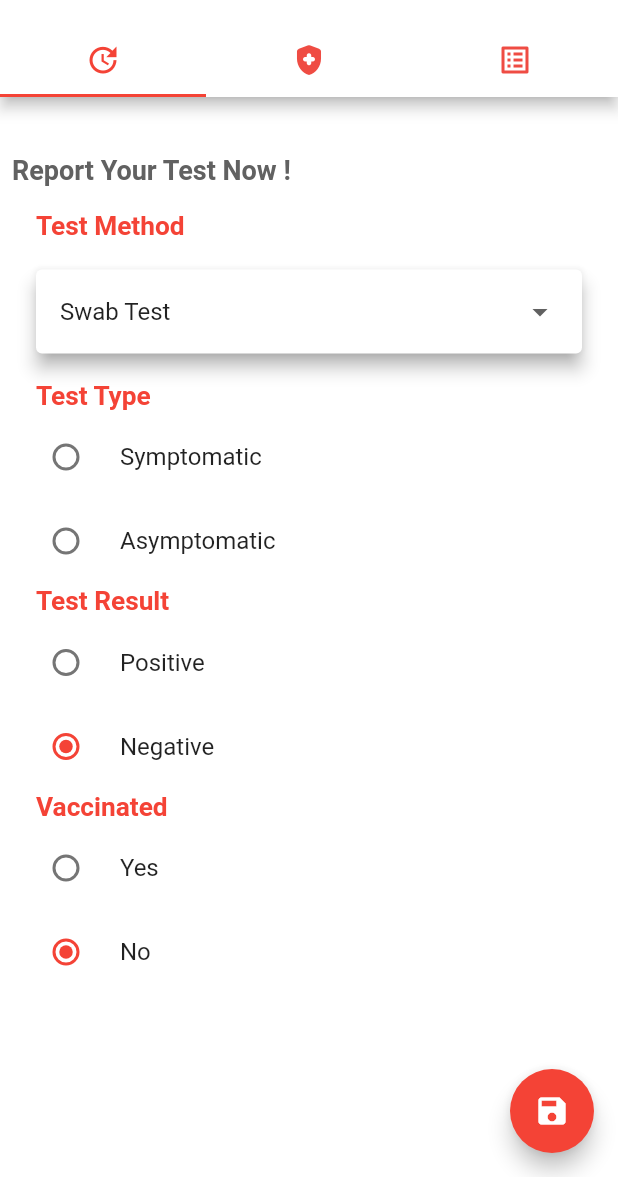
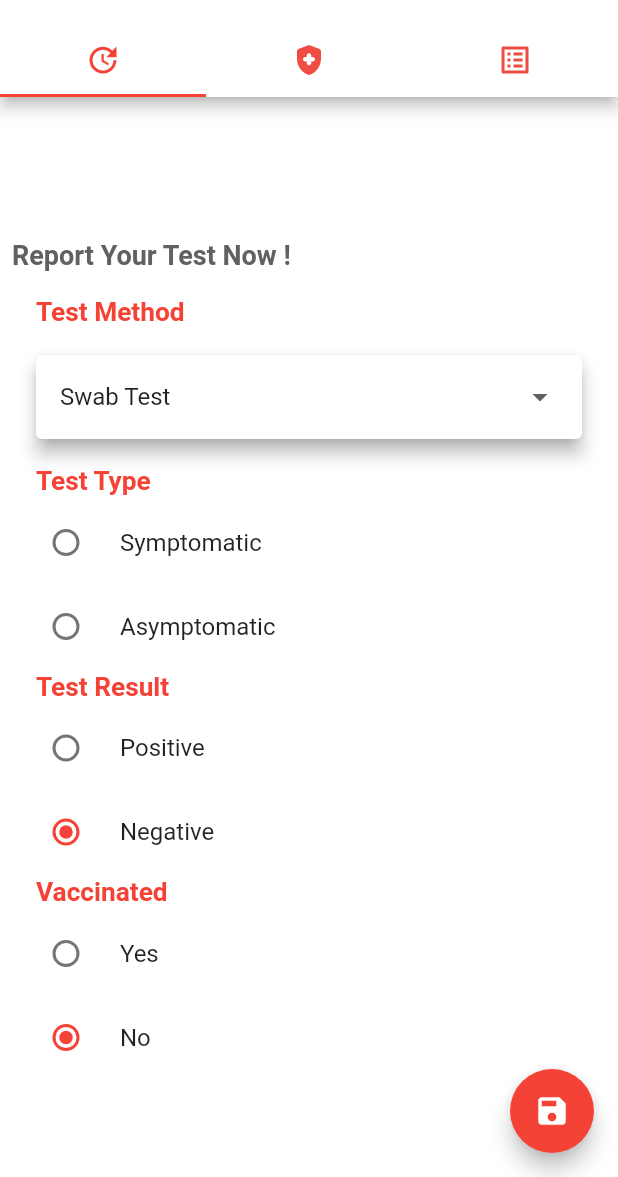
Before and after one commit to rajeshsankaravadivell/CERT-master, a Flutter app: the covidstatus screen opened directly with empty values, on a phone screen of 412 x 824 dp, the part 59-1236 px from its top. Run offline on Flutter 3.47's test engine with Material 2 defaults, Android fonts, the phone set to English and light mode, and no system bars; our stand-ins replace carousel_slider, cloud_firestore, cloud_functions, country_picker, firebase_auth, firebase_core and 8 more; missing offline and left inert: dart:ffi; accounts and stored records are empty.

Commit message:
aftn nov end

```diff
--- a/lib/models/complaint.dart
+++ b/lib/models/complaint.dart
@@ -32,7 +32,7 @@ class Complaint {
         return complaints.add({
           "attachementUrl": attachementUrl,
           "title": title,
-          "description": "description",
+          "description": content,
           "content": content,
           "createdDate": DateTime.now(),
           "raisedBy": raisedBy
@@ -57,7 +57,7 @@ class Complaint {
         return complaints.add({
           "attachementUrl": url,
           "title": title,
-          "description": "description",
+          "description": content,
           "content": content,
           "createdDate": DateTime.now(),
           "raisedBy": raisedBy
@@ -81,7 +81,7 @@ class Complaint {
   Map<String, dynamic> toJson() => {
     "attachementUrl": attachementUrl,
     "title": title,
-    "description": description,
+    "description": content,
     "content": content,
     "documentID": documentId,
     "createdDate": createdDate
--- a/lib/screens/covidupdate.dart
+++ b/lib/screens/covidupdate.dart
@@ -1,6 +1,5 @@
 import 'package:flutter/material.dart';
 import 'package:pert/constants/colors.dart';
-import 'package:pert/constants/constants.dart';
 import 'package:pert/models/usermodel.dart';
 
 enum SingingCharacter { Yes, No }
@@ -34,7 +33,8 @@ class _CovidUpdateState extends State<CovidUpdate> {
 
   @override
   Widget build(BuildContext context) {
-    return Padding(
+    return SingleChildScrollView(
+      child: Padding(
         padding: const EdgeInsets.all(8.0),
         child: Column(
           children: [
@@ -178,43 +178,8 @@ class _CovidUpdateState extends State<CovidUpdate> {
             )
           ],
         ),
+      ),
     );
-    //   Column(
-    //   mainAxisAlignment: MainAxisAlignment.start,
-    //   crossAxisAlignment: CrossAxisAlignment.start,
-    //   children: <Widget>[
-    //     Padding(
-    //       padding: const EdgeInsets.all(16),
-    //       child: Text(
-    //         'Test Result',
-    //         style: TextStyle(fontWeight: FontWeight.bold, color: Colors.grey.shade700, fontSize: 18.0),
-    //       ),
-    //     ),
-    //     ListTile(
-    //       title: const Text('Yes'),
-    //       leading: Radio<bool>(
-    //         value: true,
-    //         groupValue: userController.user.covidInfo!.result,
-    //         onChanged: (bool? value) {
-    //           setState(() {
-    //             userController.user.covidInfo!.result = value!;
-    //           });
-    //         },
-    //       ),
-    //     ),
-    //     ListTile(
-    //       title: const Text('No'),
-    //       leading: Radio<bool>(
-    //         value: false,
-    //         groupValue: userController.user.covidInfo!.result,
-    //         onChanged: (bool? value) {
-    //           setState(() {
-    //             userController.user.covidInfo!.result = value!;
-    //           });
-    //         },
-    //       ),
-    //     ),
-    //   ],
-    // );
+
   }
 }
--- a/lib/screens/home.dart
+++ b/lib/screens/home.dart
@@ -200,7 +200,6 @@ class _HomePageState extends State<HomePage> {
       ),
       // backgroundColor: kprimaryColor,
       body: SingleChildScrollView(
-        physics: NeverScrollableScrollPhysics(),
         child: Padding(
           padding: EdgeInsets.all(8),
           child: Column(
@@ -407,7 +406,7 @@ class NetworkImage extends StatelessWidget {
         child: GestureDetector(
           onTap: () async {
 
-            await launch(Uri.encodeFull(url), enableDomStorage: true);
+            await launch(url, enableDomStorage: true);
           },
           child: Material(
 
--- a/lib/widgets/covidstatus_tab.dart
+++ b/lib/widgets/covidstatus_tab.dart
@@ -16,6 +16,7 @@ class _CovidStatusTabState extends State<CovidStatusTab> {
   @override
   void initState(){
     super.initState();
+    if(widget.user.covidHistory == null) widget.user.covidHistory = [];
   }
 
   late List<CovidInfo>? items;
```
Lines whose indentation alone changed are shown as unchanged.
